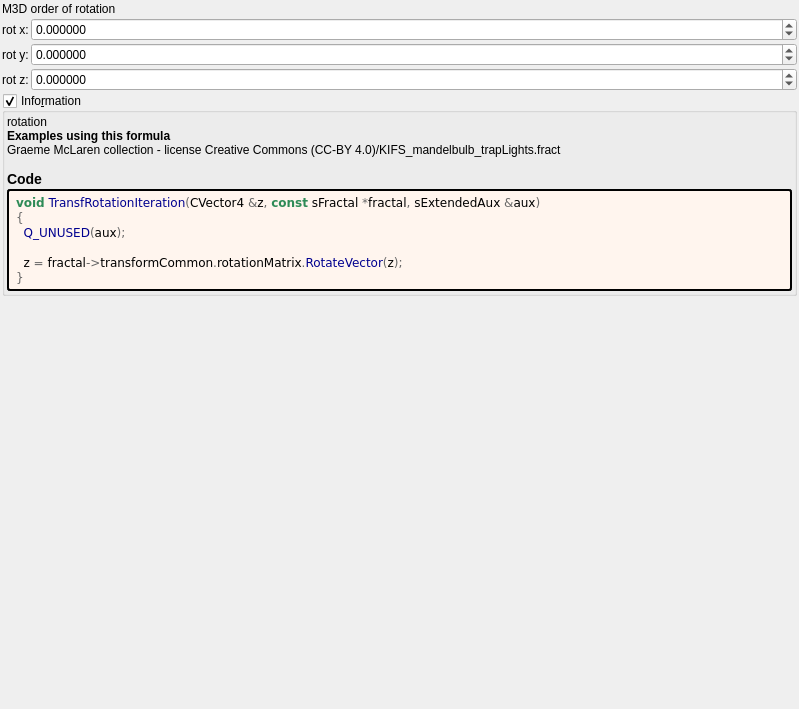
Above: mandelbulber2/formula/ui/transf_rotation_m3d.ui from buddhi1980/mandelbulber2 before the change. Below: the same form after it.
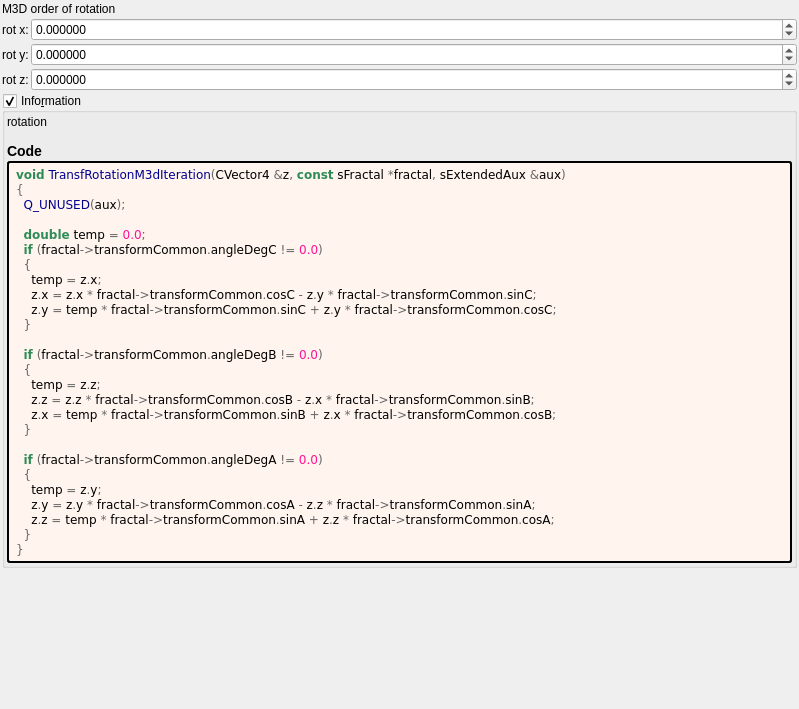
That is the form after the change. Custom widgets are drawn as their Qt base class.

Commit message: Updated OpenCL formula codes and UIs

```diff
--- a/mandelbulber2/formula/ui/transf_rotation_m3d.ui
+++ b/mandelbulber2/formula/ui/transf_rotation_m3d.ui
@@ -189,7 +189,7 @@
         <property name="text">
          <string notr="true">&lt;p&gt;rotation&lt;/p&gt;&lt;table&gt;
 &lt;/table&gt;
-&lt;br&gt;&lt;b&gt;Examples using this formula&lt;/b&gt;&lt;br&gt;Graeme McLaren  collection - license Creative Commons  (CC-BY 4.0)/KIFS_mandelbulb_trapLights.fract&lt;h3&gt;Code&lt;/h3&gt;</string>
+&lt;h3&gt;Code&lt;/h3&gt;</string>
         </property>
         <property name="wordWrap">
          <bool>true</bool>
@@ -209,11 +209,31 @@
         </property>
         <property name="text">
          <string notr="true">&lt;body style=&quot;background-color:#fff5ee&quot;&gt;
-&lt;pre style=&quot;color:#000000; background-color:#fff5ee;  font-family:'Courier New',monospace;&quot;&gt;&lt;span style=&quot;color:#2e8b57; font-weight:bold&quot;&gt;void&lt;/span&gt; &lt;span style=&quot;color:#00008f&quot;&gt;TransfRotationIteration&lt;/span&gt;&lt;span style=&quot;color:#676767&quot;&gt;(&lt;/span&gt;CVector4 &lt;span style=&quot;color:#676767&quot;&gt;&amp;amp;&lt;/span&gt;z&lt;span style=&quot;color:#676767&quot;&gt;,&lt;/span&gt; &lt;span style=&quot;color:#2e8b57; font-weight:bold&quot;&gt;const&lt;/span&gt; sFractal &lt;span style=&quot;color:#676767&quot;&gt;*&lt;/span&gt;fractal&lt;span style=&quot;color:#676767&quot;&gt;,&lt;/span&gt; sExtendedAux &lt;span style=&quot;color:#676767&quot;&gt;&amp;amp;&lt;/span&gt;aux&lt;span style=&quot;color:#676767&quot;&gt;)&lt;/span&gt;
+&lt;pre style=&quot;color:#000000; background-color:#fff5ee;  font-family:'Courier New',monospace;&quot;&gt;&lt;span style=&quot;color:#2e8b57; font-weight:bold&quot;&gt;void&lt;/span&gt; &lt;span style=&quot;color:#00008f&quot;&gt;TransfRotationM3dIteration&lt;/span&gt;&lt;span style=&quot;color:#676767&quot;&gt;(&lt;/span&gt;CVector4 &lt;span style=&quot;color:#676767&quot;&gt;&amp;amp;&lt;/span&gt;z&lt;span style=&quot;color:#676767&quot;&gt;,&lt;/span&gt; &lt;span style=&quot;color:#2e8b57; font-weight:bold&quot;&gt;const&lt;/span&gt; sFractal &lt;span style=&quot;color:#676767&quot;&gt;*&lt;/span&gt;fractal&lt;span style=&quot;color:#676767&quot;&gt;,&lt;/span&gt; sExtendedAux &lt;span style=&quot;color:#676767&quot;&gt;&amp;amp;&lt;/span&gt;aux&lt;span style=&quot;color:#676767&quot;&gt;)&lt;/span&gt;
 &lt;span style=&quot;color:#676767&quot;&gt;{&lt;/span&gt;
   &lt;span style=&quot;color:#00008f&quot;&gt;Q_UNUSED&lt;/span&gt;&lt;span style=&quot;color:#676767&quot;&gt;(&lt;/span&gt;aux&lt;span style=&quot;color:#676767&quot;&gt;);&lt;/span&gt;
 
-  z &lt;span style=&quot;color:#676767&quot;&gt;=&lt;/span&gt; fractal&lt;span style=&quot;color:#676767&quot;&gt;-&amp;gt;&lt;/span&gt;transformCommon&lt;span style=&quot;color:#676767&quot;&gt;.&lt;/span&gt;rotationMatrix&lt;span style=&quot;color:#676767&quot;&gt;.&lt;/span&gt;&lt;span style=&quot;color:#00008f&quot;&gt;RotateVector&lt;/span&gt;&lt;span style=&quot;color:#676767&quot;&gt;(&lt;/span&gt;z&lt;span style=&quot;color:#676767&quot;&gt;);&lt;/span&gt;
+  &lt;span style=&quot;color:#2e8b57; font-weight:bold&quot;&gt;double&lt;/span&gt; temp &lt;span style=&quot;color:#676767&quot;&gt;=&lt;/span&gt; &lt;span style=&quot;color:#ff1493&quot;&gt;0.0&lt;/span&gt;&lt;span style=&quot;color:#676767&quot;&gt;;&lt;/span&gt;
+  &lt;span style=&quot;color:#2e8b57; font-weight:bold&quot;&gt;if&lt;/span&gt; &lt;span style=&quot;color:#676767&quot;&gt;(&lt;/span&gt;fractal&lt;span style=&quot;color:#676767&quot;&gt;-&amp;gt;&lt;/span&gt;transformCommon&lt;span style=&quot;color:#676767&quot;&gt;.&lt;/span&gt;angleDegC &lt;span style=&quot;color:#676767&quot;&gt;!=&lt;/span&gt; &lt;span style=&quot;color:#ff1493&quot;&gt;0.0&lt;/span&gt;&lt;span style=&quot;color:#676767&quot;&gt;)&lt;/span&gt;
+  &lt;span style=&quot;color:#676767&quot;&gt;{&lt;/span&gt;
+    temp &lt;span style=&quot;color:#676767&quot;&gt;=&lt;/span&gt; z&lt;span style=&quot;color:#676767&quot;&gt;.&lt;/span&gt;x&lt;span style=&quot;color:#676767&quot;&gt;;&lt;/span&gt;
+    z&lt;span style=&quot;color:#676767&quot;&gt;.&lt;/span&gt;x &lt;span style=&quot;color:#676767&quot;&gt;=&lt;/span&gt; z&lt;span style=&quot;color:#676767&quot;&gt;.&lt;/span&gt;x &lt;span style=&quot;color:#676767&quot;&gt;*&lt;/span&gt; fractal&lt;span style=&quot;color:#676767&quot;&gt;-&amp;gt;&lt;/span&gt;transformCommon&lt;span style=&quot;color:#676767&quot;&gt;.&lt;/span&gt;cosC &lt;span style=&quot;color:#676767&quot;&gt;-&lt;/span&gt; z&lt;span style=&quot;color:#676767&quot;&gt;.&lt;/span&gt;y &lt;span style=&quot;color:#676767&quot;&gt;*&lt;/span&gt; fractal&lt;span style=&quot;color:#676767&quot;&gt;-&amp;gt;&lt;/span&gt;transformCommon&lt;span style=&quot;color:#676767&quot;&gt;.&lt;/span&gt;sinC&lt;span style=&quot;color:#676767&quot;&gt;;&lt;/span&gt;
+    z&lt;span style=&quot;color:#676767&quot;&gt;.&lt;/span&gt;y &lt;span style=&quot;color:#676767&quot;&gt;=&lt;/span&gt; temp &lt;span style=&quot;color:#676767&quot;&gt;*&lt;/span&gt; fractal&lt;span style=&quot;color:#676767&quot;&gt;-&amp;gt;&lt;/span&gt;transformCommon&lt;span style=&quot;color:#676767&quot;&gt;.&lt;/span&gt;sinC &lt;span style=&quot;color:#676767&quot;&gt;+&lt;/span&gt; z&lt;span style=&quot;color:#676767&quot;&gt;.&lt;/span&gt;y &lt;span style=&quot;color:#676767&quot;&gt;*&lt;/span&gt; fractal&lt;span style=&quot;color:#676767&quot;&gt;-&amp;gt;&lt;/span&gt;transformCommon&lt;span style=&quot;color:#676767&quot;&gt;.&lt;/span&gt;cosC&lt;span style=&quot;color:#676767&quot;&gt;;&lt;/span&gt;
+  &lt;span style=&quot;color:#676767&quot;&gt;}&lt;/span&gt;
+
+  &lt;span style=&quot;color:#2e8b57; font-weight:bold&quot;&gt;if&lt;/span&gt; &lt;span style=&quot;color:#676767&quot;&gt;(&lt;/span&gt;fractal&lt;span style=&quot;color:#676767&quot;&gt;-&amp;gt;&lt;/span&gt;transformCommon&lt;span style=&quot;color:#676767&quot;&gt;.&lt;/span&gt;angleDegB &lt;span style=&quot;color:#676767&quot;&gt;!=&lt;/span&gt; &lt;span style=&quot;color:#ff1493&quot;&gt;0.0&lt;/span&gt;&lt;span style=&quot;color:#676767&quot;&gt;)&lt;/span&gt;
+  &lt;span style=&quot;color:#676767&quot;&gt;{&lt;/span&gt;
+    temp &lt;span style=&quot;color:#676767&quot;&gt;=&lt;/span&gt; z&lt;span style=&quot;color:#676767&quot;&gt;.&lt;/span&gt;z&lt;span style=&quot;color:#676767&quot;&gt;;&lt;/span&gt;
+    z&lt;span style=&quot;color:#676767&quot;&gt;.&lt;/span&gt;z &lt;span style=&quot;color:#676767&quot;&gt;=&lt;/span&gt; z&lt;span style=&quot;color:#676767&quot;&gt;.&lt;/span&gt;z &lt;span style=&quot;color:#676767&quot;&gt;*&lt;/span&gt; fractal&lt;span style=&quot;color:#676767&quot;&gt;-&amp;gt;&lt;/span&gt;transformCommon&lt;span style=&quot;color:#676767&quot;&gt;.&lt;/span&gt;cosB &lt;span style=&quot;color:#676767&quot;&gt;-&lt;/span&gt; z&lt;span style=&quot;color:#676767&quot;&gt;.&lt;/span&gt;x &lt;span style=&quot;color:#676767&quot;&gt;*&lt;/span&gt; fractal&lt;span style=&quot;color:#676767&quot;&gt;-&amp;gt;&lt;/span&gt;transformCommon&lt;span style=&quot;color:#676767&quot;&gt;.&lt;/span&gt;sinB&lt;span style=&quot;color:#676767&quot;&gt;;&lt;/span&gt;
+    z&lt;span style=&quot;color:#676767&quot;&gt;.&lt;/span&gt;x &lt;span style=&quot;color:#676767&quot;&gt;=&lt;/span&gt; temp &lt;span style=&quot;color:#676767&quot;&gt;*&lt;/span&gt; fractal&lt;span style=&quot;color:#676767&quot;&gt;-&amp;gt;&lt;/span&gt;transformCommon&lt;span style=&quot;color:#676767&quot;&gt;.&lt;/span&gt;sinB &lt;span style=&quot;color:#676767&quot;&gt;+&lt;/span&gt; z&lt;span style=&quot;color:#676767&quot;&gt;.&lt;/span&gt;x &lt;span style=&quot;color:#676767&quot;&gt;*&lt;/span&gt; fractal&lt;span style=&quot;color:#676767&quot;&gt;-&amp;gt;&lt;/span&gt;transformCommon&lt;span style=&quot;color:#676767&quot;&gt;.&lt;/span&gt;cosB&lt;span style=&quot;color:#676767&quot;&gt;;&lt;/span&gt;
+  &lt;span style=&quot;color:#676767&quot;&gt;}&lt;/span&gt;
+
+  &lt;span style=&quot;color:#2e8b57; font-weight:bold&quot;&gt;if&lt;/span&gt; &lt;span style=&quot;color:#676767&quot;&gt;(&lt;/span&gt;fractal&lt;span style=&quot;color:#676767&quot;&gt;-&amp;gt;&lt;/span&gt;transformCommon&lt;span style=&quot;color:#676767&quot;&gt;.&lt;/span&gt;angleDegA &lt;span style=&quot;color:#676767&quot;&gt;!=&lt;/span&gt; &lt;span style=&quot;color:#ff1493&quot;&gt;0.0&lt;/span&gt;&lt;span style=&quot;color:#676767&quot;&gt;)&lt;/span&gt;
+  &lt;span style=&quot;color:#676767&quot;&gt;{&lt;/span&gt;
+    temp &lt;span style=&quot;color:#676767&quot;&gt;=&lt;/span&gt; z&lt;span style=&quot;color:#676767&quot;&gt;.&lt;/span&gt;y&lt;span style=&quot;color:#676767&quot;&gt;;&lt;/span&gt;
+    z&lt;span style=&quot;color:#676767&quot;&gt;.&lt;/span&gt;y &lt;span style=&quot;color:#676767&quot;&gt;=&lt;/span&gt; z&lt;span style=&quot;color:#676767&quot;&gt;.&lt;/span&gt;y &lt;span style=&quot;color:#676767&quot;&gt;*&lt;/span&gt; fractal&lt;span style=&quot;color:#676767&quot;&gt;-&amp;gt;&lt;/span&gt;transformCommon&lt;span style=&quot;color:#676767&quot;&gt;.&lt;/span&gt;cosA &lt;span style=&quot;color:#676767&quot;&gt;-&lt;/span&gt; z&lt;span style=&quot;color:#676767&quot;&gt;.&lt;/span&gt;z &lt;span style=&quot;color:#676767&quot;&gt;*&lt;/span&gt; fractal&lt;span style=&quot;color:#676767&quot;&gt;-&amp;gt;&lt;/span&gt;transformCommon&lt;span style=&quot;color:#676767&quot;&gt;.&lt;/span&gt;sinA&lt;span style=&quot;color:#676767&quot;&gt;;&lt;/span&gt;
+    z&lt;span style=&quot;color:#676767&quot;&gt;.&lt;/span&gt;z &lt;span style=&quot;color:#676767&quot;&gt;=&lt;/span&gt; temp &lt;span style=&quot;color:#676767&quot;&gt;*&lt;/span&gt; fractal&lt;span style=&quot;color:#676767&quot;&gt;-&amp;gt;&lt;/span&gt;transformCommon&lt;span style=&quot;color:#676767&quot;&gt;.&lt;/span&gt;sinA &lt;span style=&quot;color:#676767&quot;&gt;+&lt;/span&gt; z&lt;span style=&quot;color:#676767&quot;&gt;.&lt;/span&gt;z &lt;span style=&quot;color:#676767&quot;&gt;*&lt;/span&gt; fractal&lt;span style=&quot;color:#676767&quot;&gt;-&amp;gt;&lt;/span&gt;transformCommon&lt;span style=&quot;color:#676767&quot;&gt;.&lt;/span&gt;cosA&lt;span style=&quot;color:#676767&quot;&gt;;&lt;/span&gt;
+  &lt;span style=&quot;color:#676767&quot;&gt;}&lt;/span&gt;
 &lt;span style=&quot;color:#676767&quot;&gt;}&lt;/span&gt;
 &lt;/pre&gt;
 &lt;/body&gt;</string>
```
Left out of the diff: 4 changed lines with no effect on the pictures. The commit also changes 68 other files.
